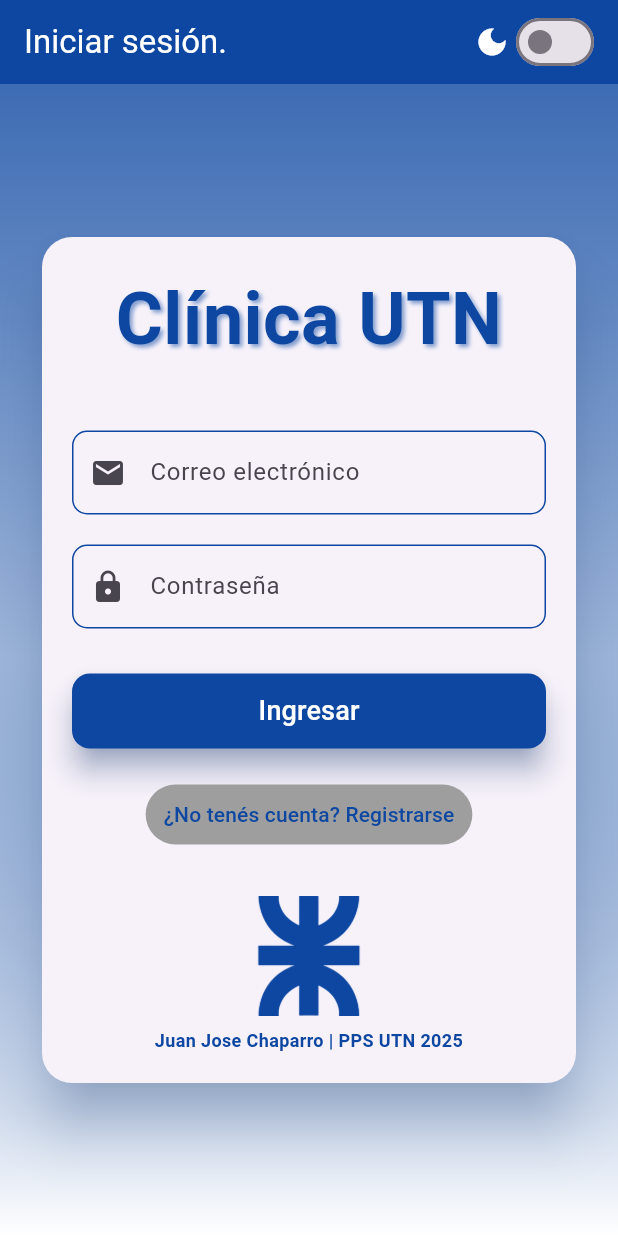
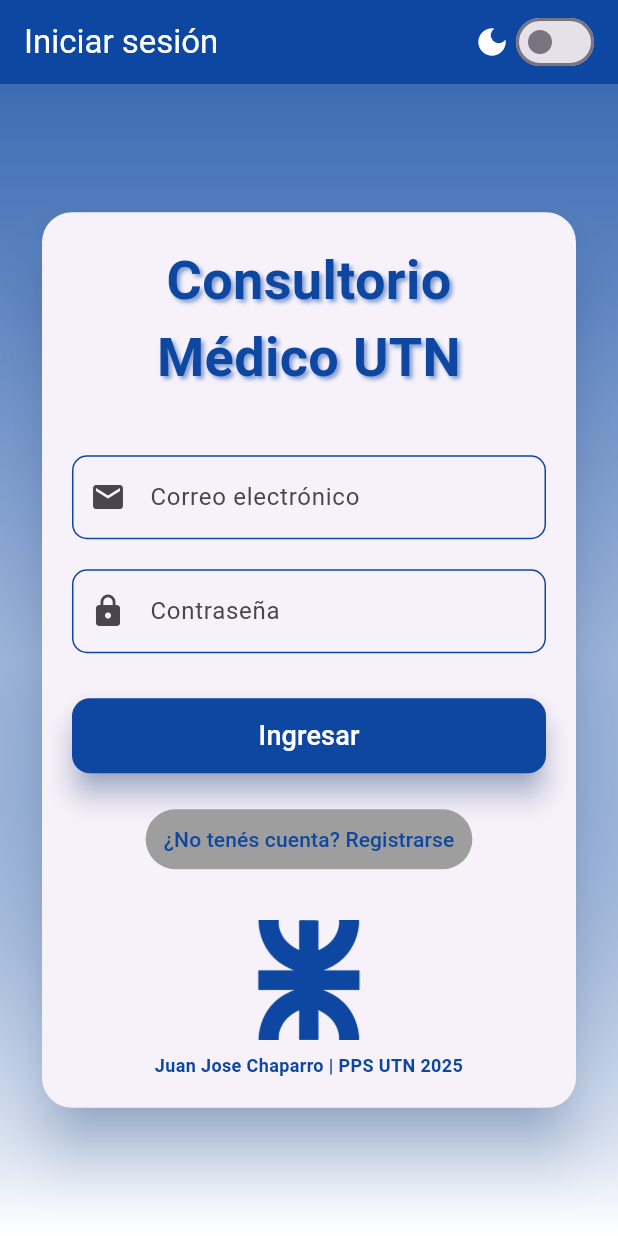
Before and after one commit to ChapaStone1/TUP_PPS_APP, a Flutter app: the screen it shows after launch, on a phone screen of 412 x 824 dp. Run offline on Flutter 3.47's test engine with Material 3 defaults, Android fonts, the phone set to English and light mode, and no system bars; our stand-ins replace pdf, printing, shared_preferences; Roboto replaces fonts that are missing (CoolveticaRG).

Commit message:
nombre e icono

```diff
--- a/lib/MainRouter.dart
+++ b/lib/MainRouter.dart
@@ -118,7 +118,7 @@
       Route(
         id: "login",
         path: '/login',
-        widget: const LoginPage(title: 'Iniciar sesión.'),
+        widget: const LoginPage(title: 'Iniciar sesión'),
         icon: const Icon(Icons.login),
         title: "Cerrar sesión",
         subtitle: "Volver a la página de Iniciar sesión.",
@@ -148,7 +148,7 @@
       Route(
         id: "login",
         path: '/login',
-        widget: const LoginPage(title: 'Iniciar sesión.'),
+        widget: const LoginPage(title: 'Iniciar sesión'),
         icon: const Icon(Icons.login),
         title: "Cerrar sesión",
         subtitle: "Volver a la página de Iniciar sesión.",
--- a/lib/pages/auth/login.dart
+++ b/lib/pages/auth/login.dart
@@ -114,9 +114,9 @@
                       mainAxisSize: MainAxisSize.min,
                       children: [
                         Text(
-                          'Clínica UTN',
+                          'Consultorio Médico UTN',
                           style: TextStyle(
-                            fontSize: 48,
+                            fontSize: 36,
                             fontWeight: FontWeight.bold,
                             color: primaryColor,
                             shadows: [
--- a/pubspec.yaml
+++ b/pubspec.yaml
@@ -48,6 +48,7 @@
 dev_dependencies:
   flutter_test:
     sdk: flutter
+  flutter_launcher_icons: ^0.13.1
 
   # The "flutter_lints" package below contains a set of recommended lints to
   # encourage good coding practices. The lint set provided by the package is
@@ -55,6 +56,11 @@
   # package. See that file for information about deactivating specific lint
   # rules and activating additional ones.
   flutter_lints: ^4.0.0
+
+flutter_launcher_icons:
+  android: true
+  ios: true
+  image_path: "assets/images/UTN.png"
 
 # For information on the generic Dart part of this file, see the
 # following page: https://dart.dev/tools/pub/pubspec
```
Also changed, not shown: pubspec.lock, 1 other file.
